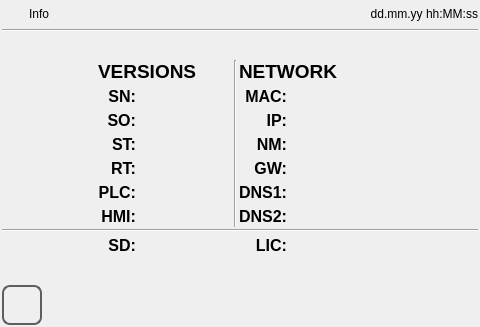
Before: the Qt Designer form qt_templates/ATCM-template-project/info.ui in MECTsrl/mect_plugins, drawn with Qt 5.
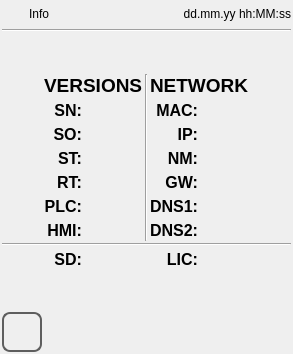
After: the same form once the commit is applied. Icons and pictures are not drawn.

What changed in the file:
```diff
--- a/qt_templates/ATCM-template-project/info.ui
+++ b/qt_templates/ATCM-template-project/info.ui
@@ -6,8 +6,7 @@
    <rect>
     <x>0</x>
     <y>0</y>
-    <width>480</width>
-    <height>327</height>
+    %Model%
    </rect>
   </property>
   <property name="minimumSize">
```
